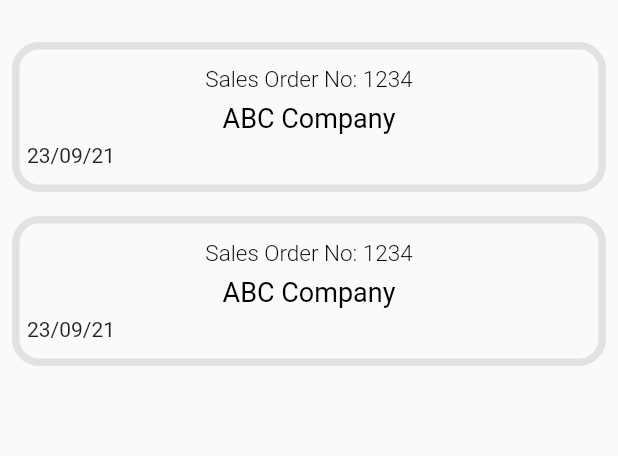
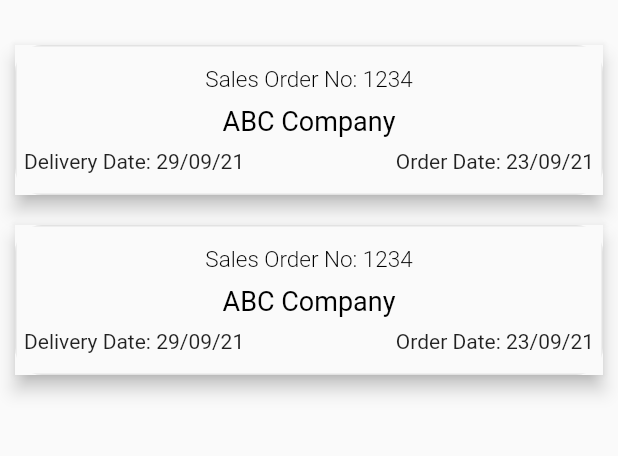
Before and after one commit to sartajmahmud/smart_attendance_app, a Flutter app: the SalesOrderScreen screen opened directly, on a phone screen of 412 x 824 dp, the part 54-510 px from its top. Run offline on Flutter 3.47's test engine with Material 2 defaults, Android fonts, the light colour scheme and no system bars; our stand-ins replace connectivity_plus, datetime_picker_formfield, firebase_core, firebase_messaging, flutter_spinkit, flutter_svg and 5 more; missing offline and left inert: background_locator, global_configuration, location_permissions, searchable_dropdown, wifi_info_flutter; accounts and stored records are empty.

Commit message:
NoInternet, Sales and Seller details screen added. Fixed some UI

```diff
--- a/lib/Views/SalesOrderScreen.dart
+++ b/lib/Views/SalesOrderScreen.dart
@@ -41,20 +41,28 @@ class _SalesOrderScreenState extends State<SalesOrderScreen> {
       body: Container(
         child: ListView.builder(
             itemCount: 2,
-            itemBuilder: (BuildContext ctxt, int index) {
+            itemBuilder: (BuildContext context, int index) {
               return Padding(
-                padding: const EdgeInsets.all(8.0),
+                padding: const EdgeInsets.all(10.0),
+                child: Material(
+                  elevation: 5,
+                  child: ClipRRect(
+                    borderRadius: BorderRadius.circular(
+                      18,
+                    ),
+                    child: InkWell(
+                      onTap: (){
+                        Navigator.pushNamed(context, '/salesOrderDetails');
+                      },
                       child: Container(
                         height: 100,
                         width: MediaQuery.of(context).size.width * .8,
                         decoration: BoxDecoration(
                           border: Border.all(
-                      width: 5,
+                            width: 1,
                             color: Color(0xffE2E2E2),
                           ),
-                    borderRadius: BorderRadius.circular(
-                      18,
-                    ),
+
                         ),
                         child: Padding(
                           padding: const EdgeInsets.all(5.0),
@@ -70,9 +78,16 @@ class _SalesOrderScreenState extends State<SalesOrderScreen> {
                                 text: 'ABC Company',
                               ),
                               Row(
-                          children: [Text('23/09/21')],
+                                mainAxisAlignment: MainAxisAlignment.spaceBetween,
+                                children: [
+                                  Text('Delivery Date: 29/09/21'),
+                                  Text('Order Date: 23/09/21')
+                                ],
                               )
                             ],
+                          ),
+                        ),
+                      ),
                     ),
                   ),
                 ),
--- a/lib/main.dart
+++ b/lib/main.dart
@@ -1,4 +1,7 @@
 import 'package:flutter/material.dart';
+import 'package:smart_attendance/Views/SellerDetailsScreen.dart';
+import 'Views/SalesOrderDetailsScreen.dart';
+import 'Views/NoInternetScreen.dart';
 import 'Views/AddNewSalesOrder.dart';
 import 'Views/AddNewSellerScreen.dart';
 import 'Views/DashboardScreen.dart';
@@ -33,6 +36,9 @@ void main() async {
           '/notificationDetailsScreen': (context) => NotificationDetailsScreen(),
           '/notificationsScreen': (context) => NotificationsScreen(),
           '/userDetailsScreen': (context) => UserDetailsScreen(),
+          '/noInternet': (context) => NoInternetScreen(),
+          '/salesOrderDetails': (context) => SalesOrderDetailsScreen(),
+          '/sellerDetails': (context) => SellerDetailsScreen(),
         },
   )
   );
--- a/pubspec.yaml
+++ b/pubspec.yaml
@@ -47,6 +47,7 @@ dependencies:
   global_configuration: 1.6.0
   flutter_svg: 0.18.0
   searchable_dropdown: ^1.1.3
+  datetime_picker_formfield: ^1.0.0
 
 dev_dependencies:
   flutter_test:
```
Also changed, not shown: lib/Views/AddNewSalesOrder.dart (+70 -40 lines), lib/Views/NoInternetScreen.dart (added, +36 -0 lines), lib/Views/SalesOrderDetailsScreen.dart (added, +50 -0 lines), lib/Views/SellerDetailsScreen.dart (added, +50 -0 lines), lib/Views/splash_screen.dart (+11 -2 lines), lib/Widgets/SellerCardWidget.dart (+6 -1 lines), pubspec.lock. Lines whose indentation alone changed are shown as unchanged.
